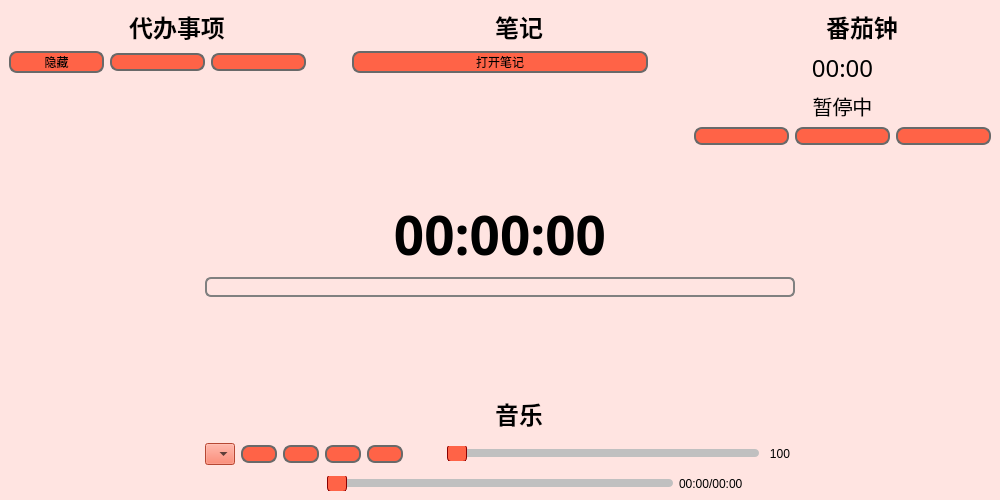
Above: mainwindow.ui from Vivanto-Libera/Pomodoro before the change. Below: the same form after it.
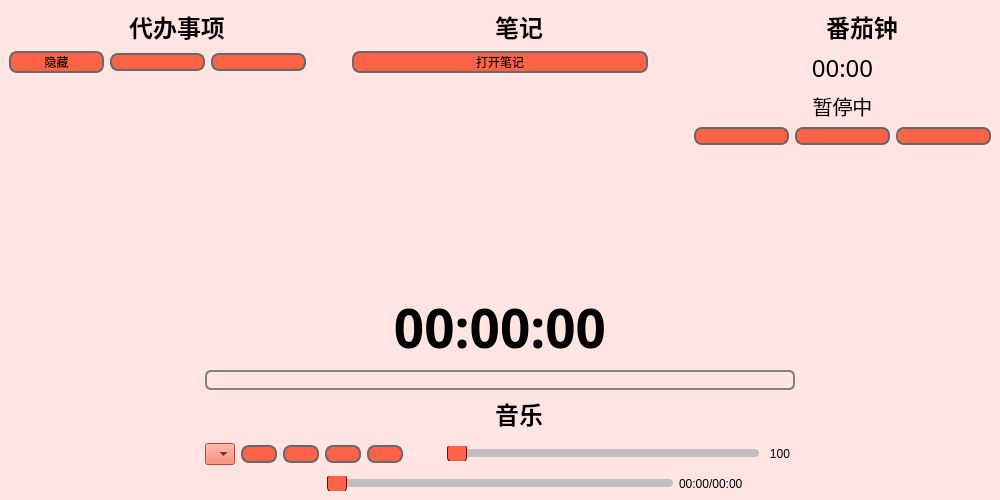
That is the form after the change. Icons and pictures are not drawn.

```diff
--- a/mainwindow.ui
+++ b/mainwindow.ui
@@ -43,6 +43,10 @@
 	transform: scale(0.97);
 	border-color:rgb(95,95,95);
 }
+QPushButton:disabled
+{
+	background-color: #FFA07A;
+}
 QMainWindow
 {
 	background-color: rgb(255,228,225);
@@ -87,7 +91,7 @@
         <item>
          <layout class="QHBoxLayout" name="horizontalLayout_6" stretch="1,0,1,0,1">
           <item>
-           <layout class="QVBoxLayout" name="verticalLayout" stretch="0,0,1">
+           <layout class="QVBoxLayout" name="verticalLayout" stretch="0,0,10,1">
             <item>
              <layout class="QHBoxLayout" name="horizontalLayout" stretch="0,0,0,0">
               <item>
@@ -230,6 +234,19 @@
               </property>
              </widget>
             </item>
+            <item>
+             <spacer name="verticalSpacer_5">
+              <property name="orientation">
+               <enum>Qt::Orientation::Vertical</enum>
+              </property>
+              <property name="sizeHint" stdset="0">
+               <size>
+                <width>20</width>
+                <height>40</height>
+               </size>
+              </property>
+             </spacer>
+            </item>
            </layout>
           </item>
           <item>
@@ -600,19 +617,6 @@
         </item>
        </layout>
       </item>
-      <item>
-       <spacer name="verticalSpacer_4">
-        <property name="orientation">
-         <enum>Qt::Orientation::Vertical</enum>
-        </property>
-        <property name="sizeHint" stdset="0">
-         <size>
-          <width>20</width>
-          <height>40</height>
-         </size>
-        </property>
-       </spacer>
-      </item>
       <item>
        <layout class="QHBoxLayout" name="horizontalLayout_10" stretch="1,3,1">
         <item>
```
Left out of the diff: 33 changed lines with no effect on the pictures.
